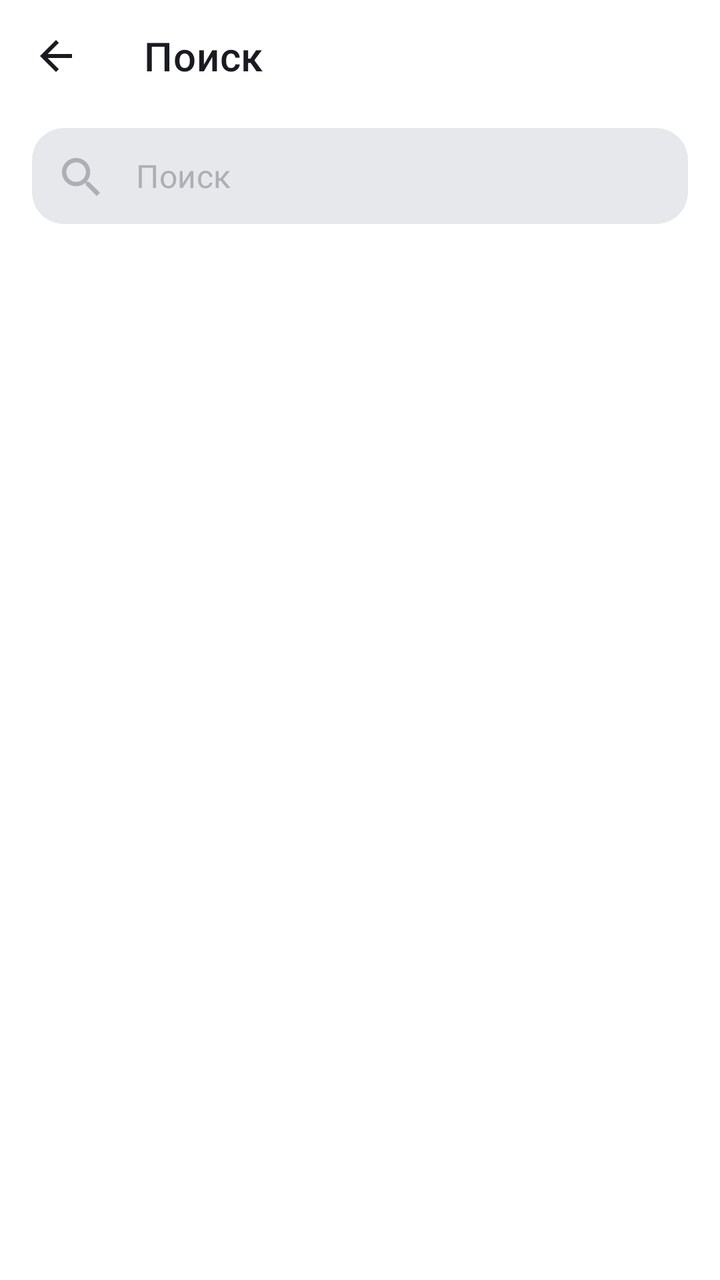
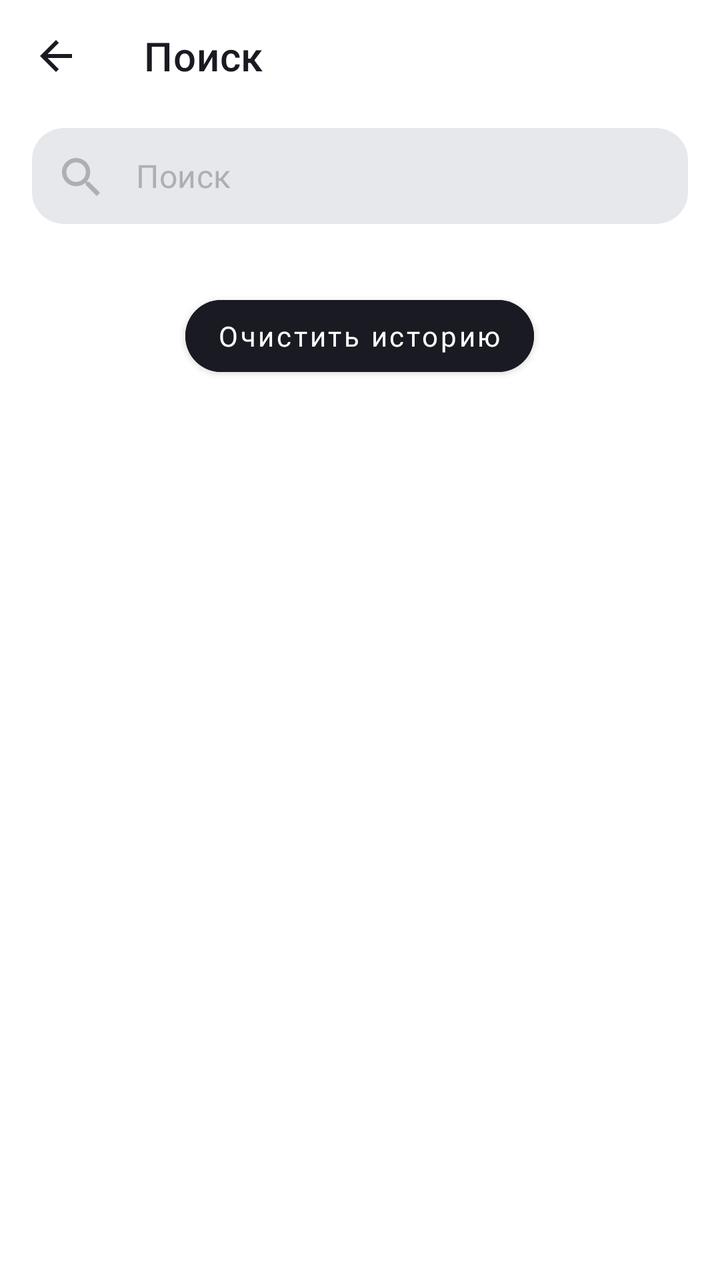

Two renders of the same Android screen: before a commit and after it. Below are the layout's source before the change and the commit's diff.
<!-- AndroidManifest.xml: application theme Theme.MaterialComponents.DayNight.NoActionBar -->
<!-- res/layout/activity_search.xml -->
<LinearLayout xmlns:android="http://schemas.android.com/apk/res/android"
    xmlns:app="http://schemas.android.com/apk/res-auto"
    xmlns:tools="http://schemas.android.com/tools"
    android:layout_width="match_parent"
    android:layout_height="match_parent"
    android:background="@color/yp_white"
    android:orientation="vertical"
    tools:context="com.example.playlistmaker.ui.search.SearchActivity">

    
    <com.google.android.material.appbar.MaterialToolbar
        android:id="@+id/topSearchBar"
        android:layout_width="match_parent"
        android:layout_height="wrap_content"
        android:background="@color/yp_white"
        app:navigationIcon="@drawable/arrow_left_light_mode"
        app:title="@string/title_search"
        app:titleCentered="false"
        app:titleTextColor="@color/yp_black" />

    
    <com.google.android.material.textfield.TextInputLayout
        android:id="@+id/search_input_layout"
        android:layout_width="match_parent"
        android:layout_height="wrap_content"
        android:layout_marginStart="@dimen/search_margin_start"
        android:layout_marginEnd="@dimen/search_margin_end"
        android:layout_marginTop="@dimen/search_margin_top"
        android:layout_marginBottom="8dp"
        style="@style/SearchBox"
        app:hintEnabled="false"
        app:startIconDrawable="@drawable/search_light_mode"
        app:startIconContentDescription="@string/search_icon"
        app:startIconTint="@color/search_icon"
        app:endIconDrawable="@drawable/clear_light_mode"
        app:endIconMode="clear_text"
        app:endIconContentDescription="@string/clear_search">

        <com.google.android.material.textfield.TextInputEditText
            android:id="@+id/search_edit_text"
            style="@style/SearchBoxText"
            android:imeOptions="actionDone"
            android:singleLine="true"/>
    </com.google.android.material.textfield.TextInputLayout>

    
    <TextView
        android:id="@+id/history_card"
        android:layout_width="match_parent"
        android:layout_height="wrap_content"
        android:layout_marginTop="24dp"
        android:gravity="center"
        android:text="@string/history_title"
        style="@style/HistoryTitle"
        android:visibility="gone"/>

    
    <FrameLayout
        android:layout_width="match_parent"
        android:layout_height="0dp"
        android:layout_weight="1">

        
        <LinearLayout
            android:layout_width="match_parent"
            android:layout_height="wrap_content"
            android:orientation="vertical">

            <androidx.recyclerview.widget.RecyclerView
                android:id="@+id/track_recycler_view"
                android:layout_width="match_parent"
                android:layout_height="0dp"
                android:layout_weight="1"
                android:maxHeight="500dp"
                android:clipToPadding="false"
                android:scrollbars="vertical" />

            <FrameLayout
                android:id="@+id/clear_history_container"
                android:layout_width="match_parent"
                android:layout_height="wrap_content"/>
        </LinearLayout>

        
        <LinearLayout
            android:id="@+id/placeholder_no_results"
            android:layout_width="match_parent"
            android:layout_height="wrap_content"
            android:layout_gravity="top|center_horizontal"
            android:layout_marginTop="102dp"
            android:gravity="center_horizontal"
            android:orientation="vertical"
            android:visibility="gone">

            <ImageView
                android:layout_width="wrap_content"
                android:layout_height="wrap_content"
                android:src="@drawable/placeholder_no_results"
                android:contentDescription="@string/no_results" />

            <TextView
                android:layout_width="wrap_content"
                android:layout_height="wrap_content"
                android:layout_marginTop="16dp"
                android:text="@string/no_results"
                style="@style/TextNoResultNoSignal"/>
        </LinearLayout>

        
        <LinearLayout
            android:id="@+id/placeholder_no_connection"
            android:layout_width="match_parent"
            android:layout_height="wrap_content"
            android:layout_gravity="top|center_horizontal"
            android:layout_marginTop="102dp"
            android:gravity="center_horizontal"
            android:orientation="vertical"
            android:visibility="gone">

            <ImageView
                android:layout_width="wrap_content"
                android:layout_height="wrap_content"
                android:src="@drawable/placeholder_no_connection"
                android:contentDescription="@string/no_connection" />

            <TextView
                android:layout_width="wrap_content"
                android:layout_height="wrap_content"
                android:gravity="center"
                android:layout_marginTop="16dp"
                android:text="@string/no_connection"
                style="@style/TextNoResultNoSignal" />

            <com.google.android.material.button.MaterialButton
                android:id="@+id/btn_retry"
                android:layout_width="wrap_content"
                android:layout_height="wrap_content"
                android:layout_marginTop="24dp"
                android:text="@string/retry"
                android:textAllCaps="false"
                android:backgroundTint="@color/yp_black"
                android:textColor="@color/yp_white"
                android:paddingHorizontal="24dp"
                android:paddingVertical="8dp"
                style="@style/RoundedButtonRetry"/>
        </LinearLayout>


        
        <com.google.android.material.progressindicator.CircularProgressIndicator
            android:id="@+id/progressBar"
            android:layout_width="44dp"
            android:layout_height="44dp"
            android:layout_gravity="center_horizontal|top"
            android:layout_marginTop="248dp"
            app:indicatorColor="@color/progressBar"
            android:visibility="gone"
            android:indeterminate="true"/>
    </FrameLayout>

</LinearLayout>
<!-- resources referenced by this layout -->
<resources>
  <color name="progressBar">#3772E7</color>
  <color name="search_icon">#AEAFB4</color>
  <color name="yp_black">#1A1B22</color>
  <color name="yp_white">#FFFFFFFF</color>
  <dimen name="search_margin_end">16dp</dimen>
  <dimen name="search_margin_start">16dp</dimen>
  <dimen name="search_margin_top">8dp</dimen>
  <!-- drawable arrow_left_light_mode (drawable) -->
  <vector xmlns:android="http://schemas.android.com/apk/res/android"
      android:width="48dp"
      android:height="48dp"
      android:viewportWidth="48"
      android:viewportHeight="48">
    <group>
      <clip-path
          android:pathData="M12,12h24v24h-24z"/>
      <path
          android:pathData="M32,23H19.83L25.42,17.41L24,16L16,24L24,32L25.41,30.59L19.83,25H32V23Z"
          android:fillColor="@color/yp_black"/>
    </group>
  </vector>
  <!-- drawable clear_light_mode (drawable) -->
  <vector xmlns:android="http://schemas.android.com/apk/res/android"
      android:width="16dp"
      android:height="16dp"
      android:viewportWidth="16"
      android:viewportHeight="16">
    <path
        android:pathData="M14,3.209L12.791,2L8,6.791L3.209,2L2,3.209L6.791,8L2,12.791L3.209,14L8,9.209L12.791,14L14,12.791L9.209,8L14,3.209Z"
        android:fillColor="#AEAFB4"/>
  </vector>
  <string name="clear_search">Очистить поиск</string>
  <string name="history_title">Вы искали</string>
  <string name="no_connection"> Проблемы со связью\n\nЗагрузка не удалась. Проверьте подключение к интернету</string>
  <string name="no_results">Ничего не нашлось</string>
  <string name="retry">Обновить</string>
  <string name="search_icon">Иконка поиска</string>
  <string name="title_search">Поиск</string>
  <style name="HistoryTitle">
          <item name="android:textColor">@color/yp_black</item>
          <item name="android:textSize">19sp</item>
          <item name="android:fontFamily">@font/ys_display_medium</item>
          <item name="android:textFontWeight">500</item>
      </style>
  <style name="RoundedButtonRetry" parent="Widget.MaterialComponents.Button">
          <item name="cornerFamily">rounded</item>
          <item name="cornerRadius">54dp</item>
      </style>
  <style name="SearchBox" parent="Widget.MaterialComponents.TextInputLayout.OutlinedBox">
          <item name="boxBackgroundColor">@color/search_box</item>
          <item name="boxBackgroundMode">outline</item>
          <item name="boxStrokeColor">@color/transparent_selector</item>
          <item name="hintTextColor">@color/yp_text_gray</item>
          <item name="endIconTint">@color/yp_text_gray</item>
          <item name="shapeAppearanceOverlay">@style/SearchBoxShape</item>
      </style>
  <style name="TextNoResultNoSignal">
          <item name="android:fontFamily">@font/ys_display_medium</item>
          <item name="android:textSize">19sp</item>
          <item name="android:textColor">@color/yp_black</item>
      </style>
  <color name="search_box">#E6E8EB</color>
  <color name="yp_text_gray">#AEAFB4</color>
  <style name="SearchBoxShape" parent="ShapeAppearance.MaterialComponents.SmallComponent">
          <item name="cornerFamily">rounded</item>
          <item name="cornerSize">16dp</item>
      </style>
  <color name="search_text_hint">#AEAFB4</color>
  <string name="search_hint">Поиск</string>
  <!-- unchanged entries left out for length: 4 -->
</resources>

<!-- the commit's change to res/layout/activity_search.xml (unified diff, before → after) -->
@@ -5,7 +5,7 @@
     android:layout_height="match_parent"
     android:background="@color/yp_white"
     android:orientation="vertical"
-    tools:context="com.example.playlistmaker.ui.search.SearchActivity">
+    tools:context="com.example.playlistmaker.features.search.ui.SearchActivity">
 
     
     <com.google.android.material.appbar.MaterialToolbar
@@ -76,9 +76,12 @@
                 android:scrollbars="vertical" />
 
             <FrameLayout
-                android:id="@+id/clear_history_container"
+                android:id="@+id/clearHistoryContainer"
                 android:layout_width="match_parent"
                 android:layout_height="wrap_content"/>
+            <include
+                android:id="@+id/clearHistoryInclude"
+                layout="@layout/item_clear_history"/>
         </LinearLayout>
 
         
@@ -159,3 +162,24 @@
     </FrameLayout>
 
 </LinearLayout>
+<!-- res/layout/item_clear_history.xml (included above) -->
+<?xml version="1.0" encoding="utf-8"?>
+<LinearLayout xmlns:android="http://schemas.android.com/apk/res/android"
+    android:layout_width="match_parent"
+    android:layout_height="wrap_content"
+    android:gravity="center"
+    android:orientation="vertical"
+    android:paddingTop="24dp"
+    android:paddingBottom="24dp">
+
+    <com.google.android.material.button.MaterialButton
+        android:id="@+id/btn_clear_history_item"
+        android:layout_width="wrap_content"
+        android:layout_height="wrap_content"
+        android:text="@string/clear_history"
+        android:textAllCaps="false"
+        android:backgroundTint="@color/yp_black"
+        android:paddingHorizontal="16dp"
+        android:paddingVertical="8dp"
+        style="@style/RoundedButtonHistory"/>
+</LinearLayout>
<!-- resource entries referenced after the edit -->
@@ -31,6 +31,7 @@
         android:pathData="M14,3.209L12.791,2L8,6.791L3.209,2L2,3.209L6.791,8L2,12.791L3.209,14L8,9.209L12.791,14L14,12.791L9.209,8L14,3.209Z"
         android:fillColor="#AEAFB4"/>
   </vector>
+  <string name="clear_history">Очистить историю</string>
   <string name="clear_search">Очистить поиск</string>
   <string name="history_title">Вы искали</string>
   <string name="no_connection"> Проблемы со связью\n\nЗагрузка не удалась. Проверьте подключение к интернету</string>
@@ -41,6 +42,14 @@
   <style name="HistoryTitle">
           <item name="android:textColor">@color/yp_black</item>
           <item name="android:textSize">19sp</item>
+          <item name="android:fontFamily">@font/ys_display_medium</item>
+          <item name="android:textFontWeight">500</item>
+      </style>
+  <style name="RoundedButtonHistory" parent="Widget.MaterialComponents.Button">
+          <item name="cornerFamily">rounded</item>
+          <item name="cornerRadius">54dp</item>
+          <item name="android:textColor">@color/yp_white</item>
+          <item name="android:textSize">14sp</item>
           <item name="android:fontFamily">@font/ys_display_medium</item>
           <item name="android:textFontWeight">500</item>
       </style>
